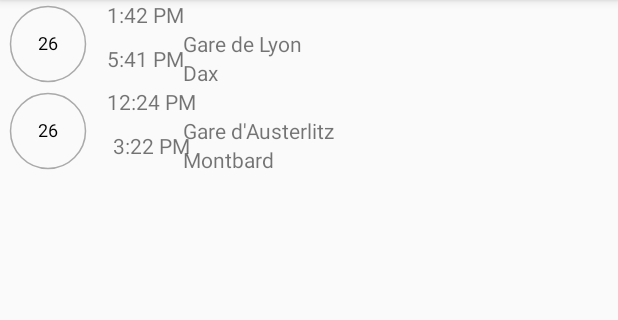
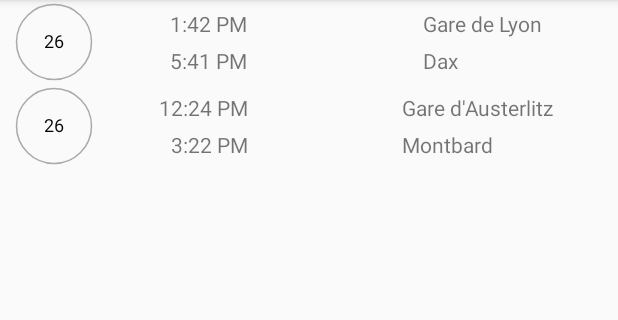
Before and after one commit to geekarist/OuiTimer, an Android app: the screen it shows after launch (MainActivity), on a phone screen of 412 x 824 dp, the part 84-404 px from its top. Run offline under Robolectric (Android 15) with nearby library versions, the phone set to English and light mode, and no system bars.

Commit message:
Fix vertical align, draw visible separator

```diff
--- a/app/src/main/res/layout/view_train_timer.xml
+++ b/app/src/main/res/layout/view_train_timer.xml
@@ -18,21 +18,12 @@
         app:layout_constraintGuide_begin="56dp"
         />
 
-    <android.support.constraint.Guideline
-        android:id="@+id/timer_gl_second"
-        android:layout_width="wrap_content"
-        android:layout_height="wrap_content"
-        android:orientation="vertical"
-        app:layout_constraintGuide_begin="112dp"
-        />
-
     <me.cpele.traintimer.CircularProgressView
         android:id="@+id/timer_cp_date"
         android:layout_width="56dp"
         android:layout_height="56dp"
-        android:layout_marginLeft="4dp"
+        android:layout_marginLeft="16dp"
         app:layout_constraintBottom_toBottomOf="parent"
-        app:layout_constraintHorizontal_bias="0"
         app:layout_constraintLeft_toLeftOf="parent"
         app:layout_constraintRight_toLeftOf="@id/timer_gl_first"
         app:layout_constraintTop_toTopOf="parent"
@@ -44,9 +35,9 @@
         android:id="@+id/timer_tv_departure_time"
         android:layout_width="wrap_content"
         android:layout_height="wrap_content"
-        android:layout_marginLeft="15dp"
-        app:layout_constraintBottom_toTopOf="@id/timer_tv_departure_time"
-        app:layout_constraintHorizontal_bias="0"
+        android:layout_marginLeft="7dp"
+        android:layout_marginRight="4dp"
+        app:layout_constraintBottom_toTopOf="@id/timer_tv_arrival_time"
         app:layout_constraintLeft_toRightOf="@id/timer_gl_first"
         app:layout_constraintRight_toLeftOf="@id/timer_gl_second"
         app:layout_constraintTop_toTopOf="parent"
@@ -58,18 +49,26 @@
         android:layout_width="wrap_content"
         android:layout_height="wrap_content"
         app:layout_constraintBottom_toBottomOf="parent"
-        app:layout_constraintLeft_toLeftOf="@id/timer_tv_departure_time"
         app:layout_constraintRight_toRightOf="@id/timer_tv_departure_time"
         app:layout_constraintTop_toBottomOf="@id/timer_tv_departure_time"
         tools:text="13:48"
+        />
+
+    <View
+        android:id="@+id/timer_gl_second"
+        android:layout_width="1dp"
+        android:layout_height="match_parent"
+        android:background="@color/colorPrimaryDark"
+        app:layout_constraintLeft_toRightOf="@id/timer_tv_departure_time"
+        app:layout_constraintRight_toLeftOf="@id/timer_tv_departure_station"
         />
 
     <TextView
         android:id="@+id/timer_tv_departure_station"
         android:layout_width="wrap_content"
         android:layout_height="wrap_content"
-        android:layout_marginLeft="10dp"
-        app:layout_constraintBottom_toBottomOf="parent"
+        android:layout_marginLeft="11dp"
+        app:layout_constraintBottom_toTopOf="@+id/timer_tv_arrival_station"
         app:layout_constraintHorizontal_bias="0"
         app:layout_constraintLeft_toRightOf="@id/timer_gl_second"
         app:layout_constraintRight_toRightOf="parent"
```
